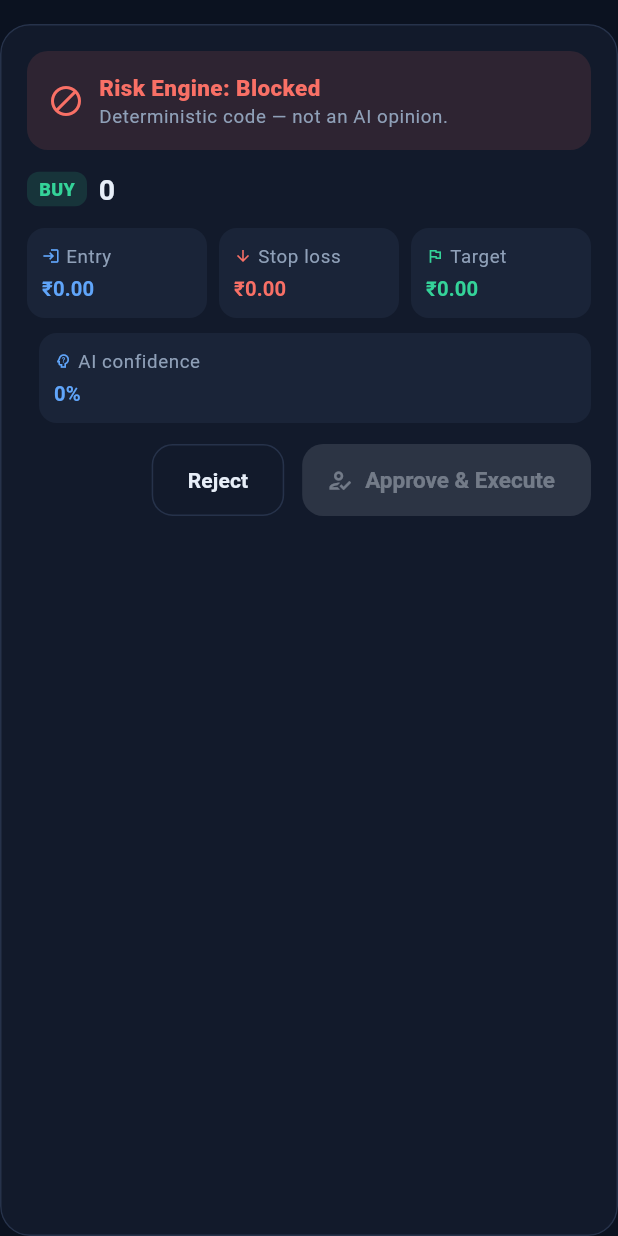
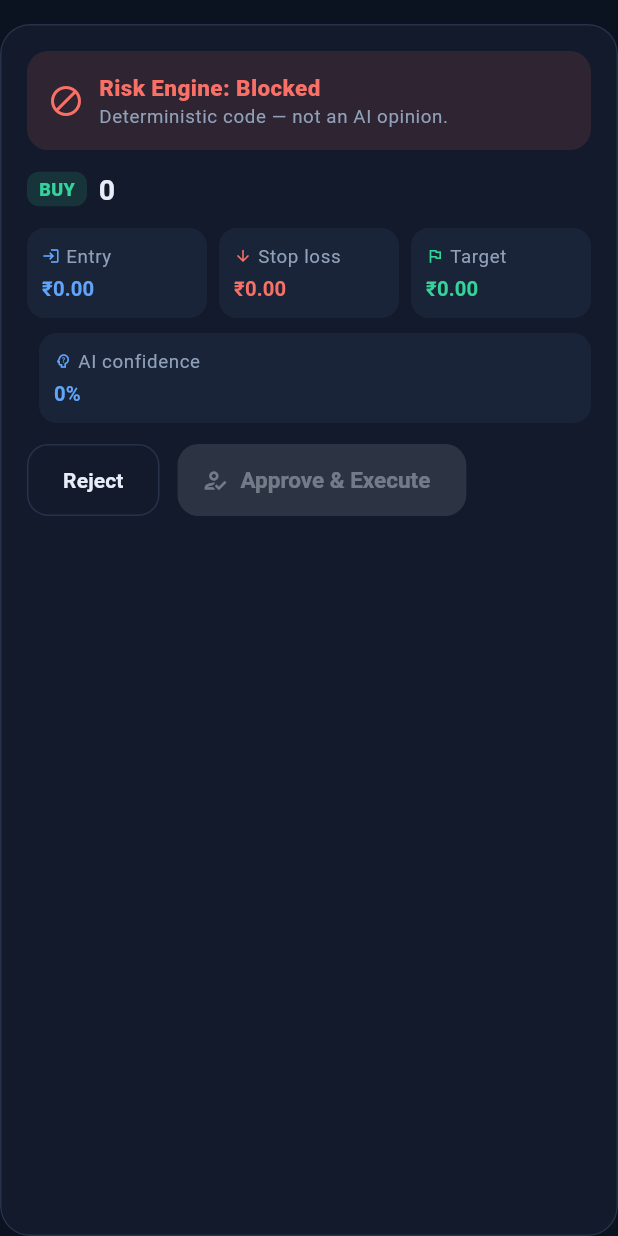
Before and after one commit to Sujith8257/Trader_Copilot, a Flutter app: the ProposalCard widget shown alone on an empty page, opened directly with empty values, on a phone screen of 412 x 824 dp. Run offline on Flutter 3.47's test engine with Material 3 defaults, Android fonts, the light colour scheme and no system bars; our stand-ins replace flutter_riverpod, flutter_secure_storage, local_auth, shared_preferences; missing offline and left inert: cryptography; accounts and stored records are empty; network calls fail.

Commit message:
Fix RenderFlex overflows: autopilot interval chips scrollable, proposal headline flexes with ellipsis, Approve/Reject buttons wrap on narrow widths (agent chat card)

```diff
--- a/mobile/lib/ui/widgets/proposal_card.dart
+++ b/mobile/lib/ui/widgets/proposal_card.dart
@@ -105,9 +105,15 @@ class ProposalCard extends StatelessWidget {
                   ),
                 ),
                 const SizedBox(width: 8),
-                Text(
-                  '${_qty(proposal.quantity)} ${proposal.symbol}',
-                  style: Theme.of(context).textTheme.titleLarge,
+                // Flex + ellipsis: long qty/symbol pairs used to overflow
+                // the narrower agent-chat card width.
+                Expanded(
+                  child: Text(
+                    '${_qty(proposal.quantity)} ${proposal.symbol}',
+                    style: Theme.of(context).textTheme.titleLarge,
+                    maxLines: 1,
+                    overflow: TextOverflow.ellipsis,
+                  ),
                 ),
               ],
             ),
@@ -246,14 +252,18 @@ class ProposalCard extends StatelessWidget {
             ],
 
             // Actions ----------------------------------------------------------
-            Row(
-              mainAxisAlignment: MainAxisAlignment.end,
+            // Wrap (not Row): inside the agent-chat bubble the two buttons
+            // exceed 260px and used to overflow ~19-38px. They now flow to a
+            // second line on narrow widths instead.
+            Wrap(
+              alignment: WrapAlignment.end,
+              spacing: 12,
+              runSpacing: 8,
               children: [
                 OutlinedButton(
                   onPressed: onReject,
                   child: const Text('Reject'),
                 ),
-                const SizedBox(width: 12),
                 FilledButton.icon(
                   onPressed: verdict.allowed ? onApprove : null,
                   icon: const Icon(Icons.how_to_reg_outlined, size: 18),
```
Also changed, not shown: mobile/lib/ui/screens/copilot_screen.dart (+14 -3 lines).
